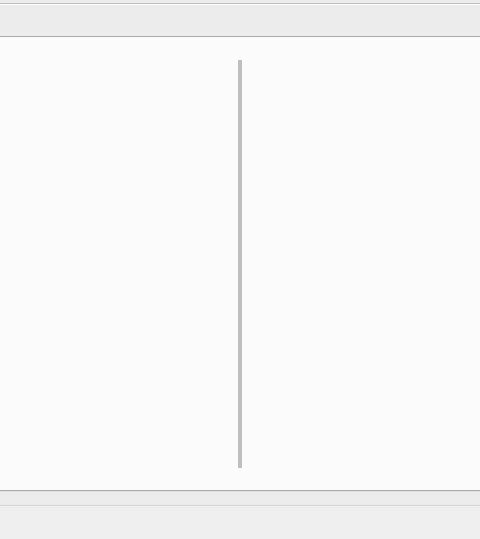
First picture: the form in mainwindow.ui, repository vlarry/emulator, before the edit; both pictures show x 281 to 761 and y 224 to 763 of the 1276 by 763 pixel window.
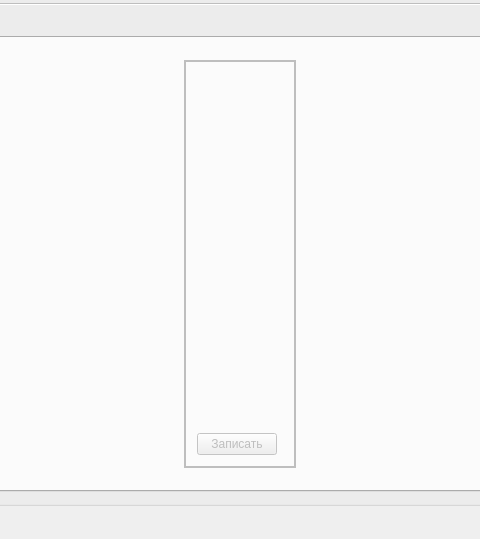
Second picture: the form after the edit. The open tabs and pages were chosen to show the change. Icons and pictures are not drawn. Custom widgets are drawn as their Qt base class.

What changed in the file:
```diff
--- a/mainwindow.ui
+++ b/mainwindow.ui
@@ -4138,25 +4138,34 @@
                  <property name="frameShadow">
                   <enum>QFrame::Plain</enum>
                  </property>
-                 <layout class="QHBoxLayout" name="horizontalLayout_44">
-                  <property name="spacing">
-                   <number>0</number>
-                  </property>
-                  <property name="leftMargin">
-                   <number>0</number>
-                  </property>
-                  <property name="topMargin">
-                   <number>0</number>
-                  </property>
-                  <property name="rightMargin">
-                   <number>0</number>
-                  </property>
-                  <property name="bottomMargin">
-                   <number>0</number>
-                  </property>
+                 <layout class="QVBoxLayout" name="verticalLayout_8">
                   <item>
                    <widget class="CBZUInterface" name="widgetInterfaceMIK_1" native="true"/>
                   </item>
+                  <item>
+                   <layout class="QHBoxLayout" name="horizontalLayout_21">
+                    <item>
+                     <widget class="QPushButton" name="pushButtonLedStateWrite">
+                      <property name="text">
+                       <string>Записать</string>
+                      </property>
+                     </widget>
+                    </item>
+                    <item>
+                     <spacer name="horizontalSpacer_10">
+                      <property name="orientation">
+                       <enum>Qt::Horizontal</enum>
+                      </property>
+                      <property name="sizeHint" stdset="0">
+                       <size>
+                        <width>40</width>
+                        <height>20</height>
+                       </size>
+                      </property>
+                     </spacer>
+                    </item>
+                   </layout>
+                  </item>
                  </layout>
                 </widget>
                </item>
```
Left out of the diff: 4 changed lines with no effect on the pictures.
